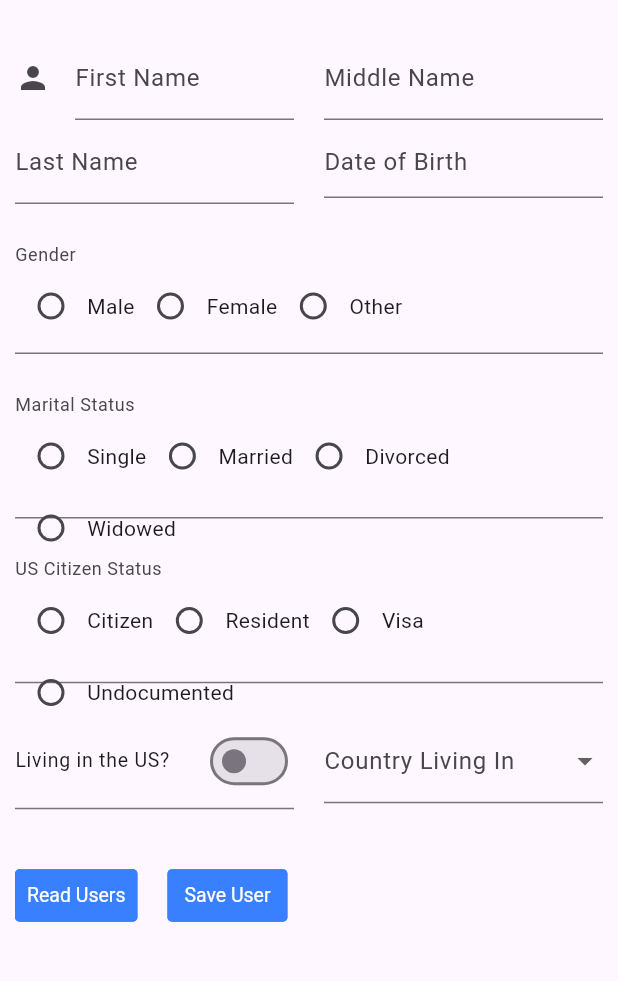
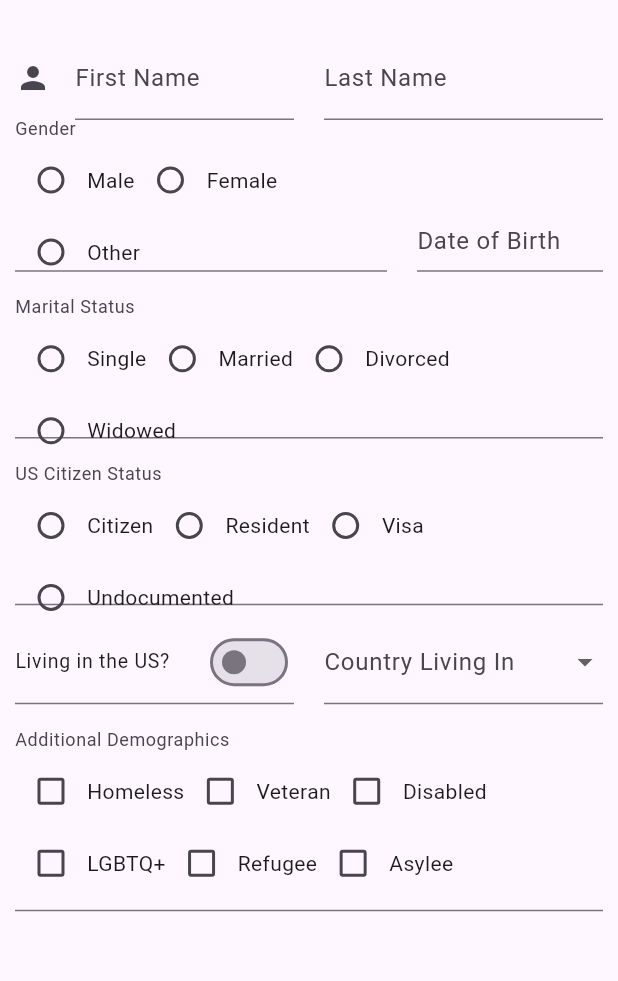
Before and after one commit to jonathanortega2023/Migra-Chat, a Flutter app: the screen it shows after launch, on a phone screen of 412 x 824 dp, the part 63-1044 px from its top. Run offline on Flutter 3.47's test engine with Material 3 defaults, Android fonts, the phone set to English and light mode, and no system bars; drawn by our look-alikes of flutter_form_builder, getwidget; our stand-ins replace camera, csv, flutter_secure_storage, form_builder_validators; missing offline and left inert: country_flags, country_pickers; generated files the repository leaves out were written again.

```diff
--- a/migra_chat/lib/src/ui/intake/intake.dart
+++ b/migra_chat/lib/src/ui/intake/intake.dart
@@ -25,6 +25,15 @@ final Person ME = Person(
   relationships: {},
 );
 
+const List<String> demographics = [
+  "Homeless",
+  "Veteran",
+  "Disabled",
+  "LGBTQ+",
+  "Refugee",
+  "Asylee",
+];
+
 class UserIntake extends StatefulWidget {
   const UserIntake({super.key});
   @override
@@ -33,7 +42,7 @@ class UserIntake extends StatefulWidget {
 
 final nameValidators = FormBuilderValidators.compose([
   FormBuilderValidators.required(),
-  FormBuilderValidators.minLength(1),
+  FormBuilderValidators.minLength(2),
   FormBuilderValidators.maxLength(50),
   FormBuilderValidators.match(r'^[a-zA-Z ]*$'),
 ]);
@@ -70,6 +79,7 @@ class _UserIntakeState extends State<UserIntake> {
                   children: [
                     Flexible(
                       child: FormBuilderTextField(
+                        keyboardType: TextInputType.name,
                         validator: nameValidators,
                         name: "first_name",
                         decoration: const InputDecoration(
@@ -84,10 +94,11 @@ class _UserIntakeState extends State<UserIntake> {
                     ),
                     Flexible(
                       child: FormBuilderTextField(
-                        name: "middle_name",
+                        keyboardType: TextInputType.name,
+                        name: "last_name",
                         decoration: const InputDecoration(
-                          labelText: "Middle Name",
-                          hintText: "Doe",
+                          labelText: "Last Name",
+                          hintText: "Smith",
                         ),
                       ),
                     ),
@@ -98,43 +109,45 @@ class _UserIntakeState extends State<UserIntake> {
                   child: Row(
                 children: [
                   Flexible(
-                    child: FormBuilderTextField(
-                      name: "last_name",
+                      flex: 2,
+                      child: Align(
+                        alignment: Alignment.bottomCenter,
+                        child: FormBuilderRadioGroup(
                           decoration: const InputDecoration(
-                        labelText: "Last Name",
-                        hintText: "Smith",
+                              isDense: true,
+                              labelText: "Gender",
+                              contentPadding: EdgeInsets.all(0)),
+                          name: "gender",
+                          options: ["Male", "Female", "Other"]
+                              .map(
+                                  (lang) => FormBuilderFieldOption(value: lang))
+                              .toList(growable: false),
+                          onChanged: (value) => setState(() {}),
                         ),
-                    ),
-                  ),
+                      )),
                   const SizedBox(
                     width: 20,
                   ),
                   Flexible(
+                    child: Align(
+                      alignment: Alignment.bottomCenter,
                       child: FormBuilderDateTimePicker(
                         firstDate: DateTime(1900),
                         lastDate: DateTime.now(),
                         name: "date_of_birth",
-                      inputType: InputType.both,
+                        inputType: InputType.date,
                         decoration: const InputDecoration(
                           isDense: true,
                           labelText: "Date of Birth",
                           hintText: "01-01-2000",
+                          contentPadding: EdgeInsets.all(0),
+                        ),
                       ),
                     ),
                   ),
                 ],
               )),
-              const SizedBox(height: 20),
-              Flexible(
-                  child: FormBuilderRadioGroup(
-                decoration: const InputDecoration(labelText: "Gender"),
-                name: "gender",
-                options: ["Male", "Female", "Other"]
-                    .map((lang) => FormBuilderFieldOption(value: lang))
-                    .toList(growable: false),
-                onChanged: (value) => setState(() {}),
-              )),
-              const SizedBox(height: 20),
+              const SizedBox(height: 10),
               Flexible(
                   child:
                       // marital status radio options
@@ -146,7 +159,7 @@ class _UserIntakeState extends State<UserIntake> {
                     .toList(growable: false),
                 onChanged: (value) => setState(() {}),
               )),
-              const SizedBox(height: 20),
+              const SizedBox(height: 10),
               Flexible(
                 child: FormBuilderRadioGroup(
                     decoration: const InputDecoration(
@@ -158,11 +171,14 @@ class _UserIntakeState extends State<UserIntake> {
                         .toList(growable: false),
                     onChanged: (value) => setState(() {})),
               ),
-              const SizedBox(height: 20),
+              const SizedBox(height: 10),
               Flexible(
                   child: Row(children: [
                 Flexible(
                   child: FormBuilderSwitch(
+                      decoration: InputDecoration(
+                        isDense: true,
+                      ),
                       name: "us_living",
                       title: const Text("Living in the US?"),
                       initialValue: false,
@@ -172,6 +188,7 @@ class _UserIntakeState extends State<UserIntake> {
                 if (_formKey.currentState?.fields["us_living"]?.value == true)
                   Flexible(
                       child: FormBuilderTextField(
+                    keyboardType: TextInputType.number,
                     name: "us_zip",
                     decoration: const InputDecoration(
                       labelText: "US Zip Code",
@@ -194,7 +211,7 @@ class _UserIntakeState extends State<UserIntake> {
                               children: [
                                 CountryFlag.fromCountryCode(
                                   country.$2,
-                                  height: 20,
+                                  height: 10,
                                   width: 30,
                                 ),
                                 const SizedBox(width: 10),
@@ -209,7 +226,6 @@ class _UserIntakeState extends State<UserIntake> {
                     ],
                   )),
               ])),
-              const SizedBox(height: 20),
               if (_formKey.currentState?.fields["us_citizen_status"]?.value !=
                       "Citizen" &&
                   _formKey.currentState?.fields["us_living"]?.value == true)
@@ -225,31 +241,17 @@ class _UserIntakeState extends State<UserIntake> {
                     hintText: "01-01-2000",
                   ),
                 )),
-              const SizedBox(height: 20),
+              const SizedBox(height: 10),
               Flexible(
-                  child: Row(
-                children: [
-                  GFButton(
-                      child: const Text("Read Users"),
-                      onPressed: () async {
-                        // TODO Actually implement this
-                        print(await readJSON('users.json'));
-                        print("Read from users.json!");
-                        if (_formKey.currentState?.saveAndValidate() == true) {
-                          final data = _formKey.currentState?.value;
-                          print(data);
-                        }
-                      }),
-                  const SizedBox(width: 20),
-                  GFButton(
-                    child: const Text("Save User"),
-                    onPressed: () async {
-                      // TODO Actually implement this
-                      await writeToJSON('users.json', ME.toJson());
-                      print("Wrote to users.json!");
-                    },
+                  flex: 2,
+                  child: FormBuilderCheckboxGroup(
+                    decoration: const InputDecoration(
+                      labelText: "Additional Demographics",
                     ),
-                ],
+                    name: 'demographics',
+                    options: demographics
+                        .map((lang) => FormBuilderFieldOption(value: lang))
+                        .toList(growable: false),
                   ))
             ]),
           )),
--- a/migra_chat/pubspec.yaml
+++ b/migra_chat/pubspec.yaml
@@ -22,9 +22,11 @@ dependencies:
   flutter_secure_storage: ^4.2.1
   form_builder_validators: ^9.1.0
   getwidget: ^4.0.0
+  json_annotation: ^4.8.1
   json_serializable: ^6.7.1
   path_provider: ^2.1.2
   tflite_flutter: ^0.10.4
+  uuid: ^4.3.3
 
 dev_dependencies:
   flutter_test:
```
Also changed, not shown: migra_chat/lib/src/data/loaders.dart (+15 -2 lines), migra_chat/lib/src/data/services.dart (+17 -11 lines), migra_chat/lib/src/data/writers.dart (added, +32 -0 lines), migra_chat/lib/src/models/person.dart (+4 -11 lines), migra_chat/lib/src/models/person.g.dart, migra_chat/pubspec.lock. Lines whose indentation alone changed are shown as unchanged.
